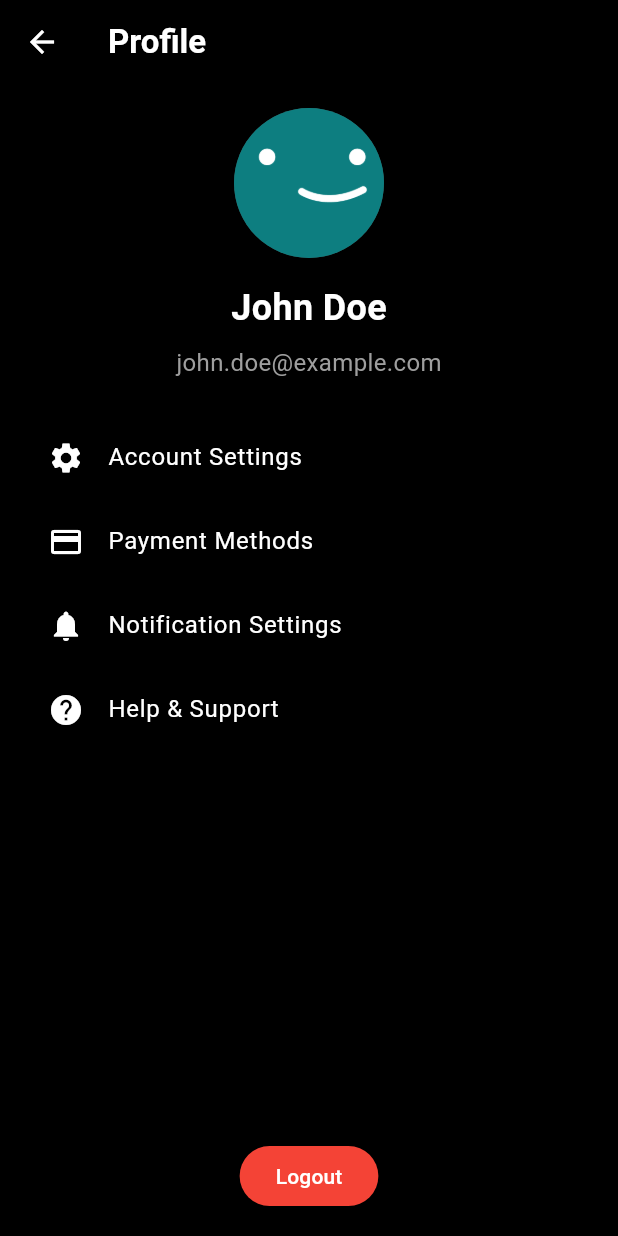
After one commit to CaglarKullu/mifinity_coding_task, a Flutter app: the ProfileScreen screen opened directly, on a phone screen of 412 x 824 dp. The commit adds this screen. Run offline on Flutter 3.47's test engine with Material 3 defaults, Android fonts, the phone set to English and light mode, and no system bars; our stand-ins replace auto_route, cached_network_image, flutter_dotenv, flutter_riverpod, isar; accounts and stored records are empty; generated files the repository leaves out were written again; network calls fail.

Commit message:
feature: profile page added

```diff
--- /dev/null
+++ b/lib/features/profile/presentation/profile.dart
@@ -0,0 +1,109 @@
+import 'package:flutter/material.dart';
+
+class ProfileScreen extends StatelessWidget {
+  const ProfileScreen({super.key});
+
+  @override
+  Widget build(BuildContext context) {
+    return Scaffold(
+      appBar: AppBar(
+        title: const Text('Profile'),
+        backgroundColor: Colors.black,
+      ),
+      body: Padding(
+        padding: const EdgeInsets.all(16.0),
+        child: Column(
+          crossAxisAlignment: CrossAxisAlignment.center,
+          children: [
+            // Profile Avatar
+            CircleAvatar(
+              radius: 50,
+              backgroundColor: Colors.grey.shade800,
+              child: ClipOval(
+                child: Image.asset(
+                  'assets/images/avatar.png',
+                  fit: BoxFit.cover,
+                  width: 100, // width should be 2 * radius
+                  height: 100, // height should be 2 * radius
+                ),
+              ),
+            ),
+            const SizedBox(height: 16),
+            // Username
+            const Text(
+              'John Doe',
+              style: TextStyle(
+                fontSize: 24,
+                fontWeight: FontWeight.bold,
+                color: Colors.white,
+              ),
+            ),
+            const SizedBox(height: 8),
+            // Email
+            const Text(
+              'john.doe@example.com',
+              style: TextStyle(
+                fontSize: 16,
+                color: Colors.grey,
+              ),
+            ),
+            const SizedBox(height: 24),
+            // Profile Options
+            ListTile(
+              leading: const Icon(Icons.settings, color: Colors.white),
+              title: const Text(
+                'Account Settings',
+                style: TextStyle(color: Colors.white),
+              ),
+              onTap: () {
+                // Navigate to Account Settings
+              },
+            ),
+            ListTile(
+              leading: const Icon(Icons.payment, color: Colors.white),
+              title: const Text(
+                'Payment Methods',
+                style: TextStyle(color: Colors.white),
+              ),
+              onTap: () {
+                // Navigate to Payment Methods
+              },
+            ),
+            ListTile(
+              leading: const Icon(Icons.notifications, color: Colors.white),
+              title: const Text(
+                'Notification Settings',
+                style: TextStyle(color: Colors.white),
+              ),
+              onTap: () {
+                // Navigate to Notification Settings
+              },
+            ),
+            ListTile(
+              leading: const Icon(Icons.help, color: Colors.white),
+              title: const Text(
+                'Help & Support',
+                style: TextStyle(color: Colors.white),
+              ),
+              onTap: () {
+                // Navigate to Help & Support
+              },
+            ),
+            const Spacer(),
+            // Logout Button
+            ElevatedButton(
+              onPressed: () {
+                // Handle logout
+              },
+              style: ElevatedButton.styleFrom(
+                foregroundColor: Colors.white,
+                backgroundColor: Colors.red, // Text color
+              ),
+              child: const Text('Logout'),
+            ),
+          ],
+        ),
+      ),
+    );
+  }
+}
--- a/lib/main.dart
+++ b/lib/main.dart
@@ -10,7 +10,7 @@ void main() async {
   WidgetsFlutterBinding.ensureInitialized();
 
   // Load the environment variables from the .env file
-  await dotenv.load(fileName: ".env"); // Load the .env file
+  await dotenv.load(fileName: ".env");
 
   runApp(const ProviderScope(child: MyApp()));
 }
@@ -25,6 +25,7 @@ class MyApp extends ConsumerWidget {
       title: 'FakeFlix',
       theme: FakeflixTheme.darkTheme,
       routerConfig: router.config(),
+      debugShowCheckedModeBanner: false,
     );
   }
 }
```
Also changed, not shown: assets/images/avatar.png (added).
